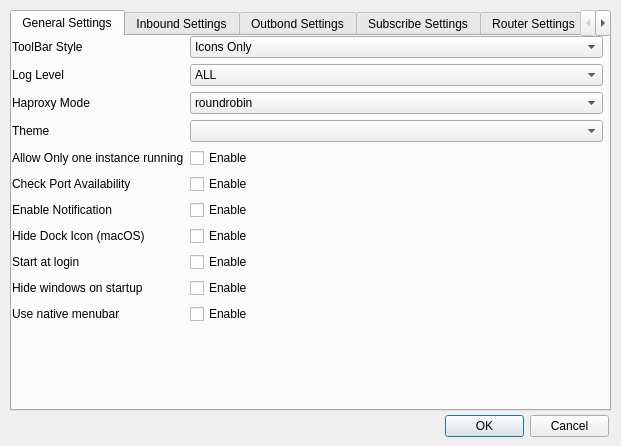
Qt form ui/settingsdialog.ui (Trojan-Qt5/Trojan-Qt5) before a commit.
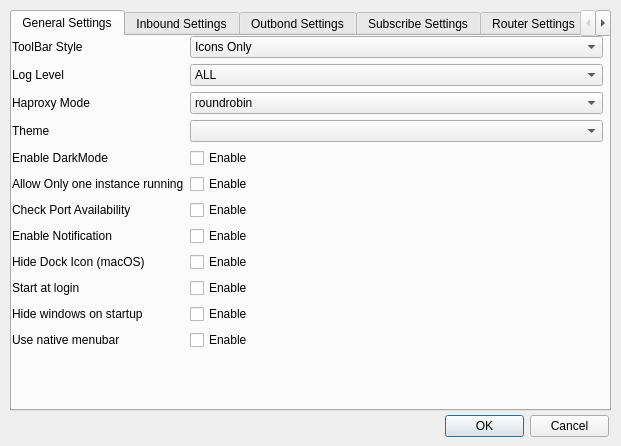
The same form after that commit.

```diff
--- a/ui/settingsdialog.ui
+++ b/ui/settingsdialog.ui
@@ -169,98 +169,98 @@
         </item>
        </widget>
       </item>
-      <item row="4" column="0">
+      <item row="5" column="0">
        <widget class="QLabel" name="onlyOneInstanceLabel">
         <property name="text">
          <string>Allow Only one instance running</string>
         </property>
        </widget>
       </item>
-      <item row="4" column="1">
+      <item row="5" column="1">
        <widget class="QCheckBox" name="oneInstanceCheckBox">
         <property name="text">
          <string>Enable</string>
         </property>
        </widget>
       </item>
-      <item row="5" column="0">
+      <item row="6" column="0">
        <widget class="QLabel" name="checkPortAvailabilityLabel">
         <property name="text">
          <string>Check Port Availability</string>
         </property>
        </widget>
       </item>
-      <item row="5" column="1">
+      <item row="6" column="1">
        <widget class="QCheckBox" name="availabilityCheckBox">
         <property name="text">
          <string>Enable</string>
         </property>
        </widget>
       </item>
-      <item row="6" column="0">
+      <item row="7" column="0">
        <widget class="QLabel" name="enableNotificationLabel">
         <property name="text">
          <string>Enable Notification</string>
         </property>
        </widget>
       </item>
-      <item row="6" column="1">
+      <item row="7" column="1">
        <widget class="QCheckBox" name="enableNotificationCheckBox">
         <property name="text">
          <string>Enable</string>
         </property>
        </widget>
       </item>
-      <item row="7" column="0">
+      <item row="8" column="0">
        <widget class="QLabel" name="hideDockIconLabel">
         <property name="text">
          <string>Hide Dock Icon (macOS)</string>
         </property>
        </widget>
       </item>
-      <item row="7" column="1">
+      <item row="8" column="1">
        <widget class="QCheckBox" name="hideDockIconCheckBox">
         <property name="text">
          <string>Enable</string>
         </property>
        </widget>
       </item>
-      <item row="8" column="0">
+      <item row="9" column="0">
        <widget class="QLabel" name="startAtLoginLabel">
         <property name="text">
          <string>Start at login</string>
         </property>
        </widget>
       </item>
-      <item row="8" column="1">
+      <item row="9" column="1">
        <widget class="QCheckBox" name="startAtLoginCheckbox">
         <property name="text">
          <string>Enable</string>
         </property>
        </widget>
       </item>
-      <item row="9" column="0">
+      <item row="10" column="0">
        <widget class="QLabel" name="hideWindowsOnStartupLabel">
         <property name="text">
          <string>Hide windows on startup</string>
         </property>
        </widget>
       </item>
-      <item row="9" column="1">
+      <item row="10" column="1">
        <widget class="QCheckBox" name="hideCheckBox">
         <property name="text">
          <string>Enable</string>
         </property>
        </widget>
       </item>
-      <item row="10" column="0">
+      <item row="11" column="0">
        <widget class="QLabel" name="useNativeMenuBar">
         <property name="text">
          <string>Use native menubar</string>
         </property>
        </widget>
       </item>
-      <item row="10" column="1">
+      <item row="11" column="1">
        <widget class="QCheckBox" name="nativeMenuBarCheckBox">
         <property name="text">
          <string>Enable</string>
@@ -277,6 +277,20 @@
       <item row="3" column="1">
        <widget class="QComboBox" name="themeComboBox"/>
       </item>
+      <item row="4" column="0">
+       <widget class="QLabel" name="label_8">
+        <property name="text">
+         <string>Enable DarkMode</string>
+        </property>
+       </widget>
+      </item>
+      <item row="4" column="1">
+       <widget class="QCheckBox" name="darkModeCB">
+        <property name="text">
+         <string>Enable</string>
+        </property>
+       </widget>
+      </item>
      </layout>
     </widget>
    </widget>
```
Left out of the diff: 42 changed lines with no effect on the pictures.
